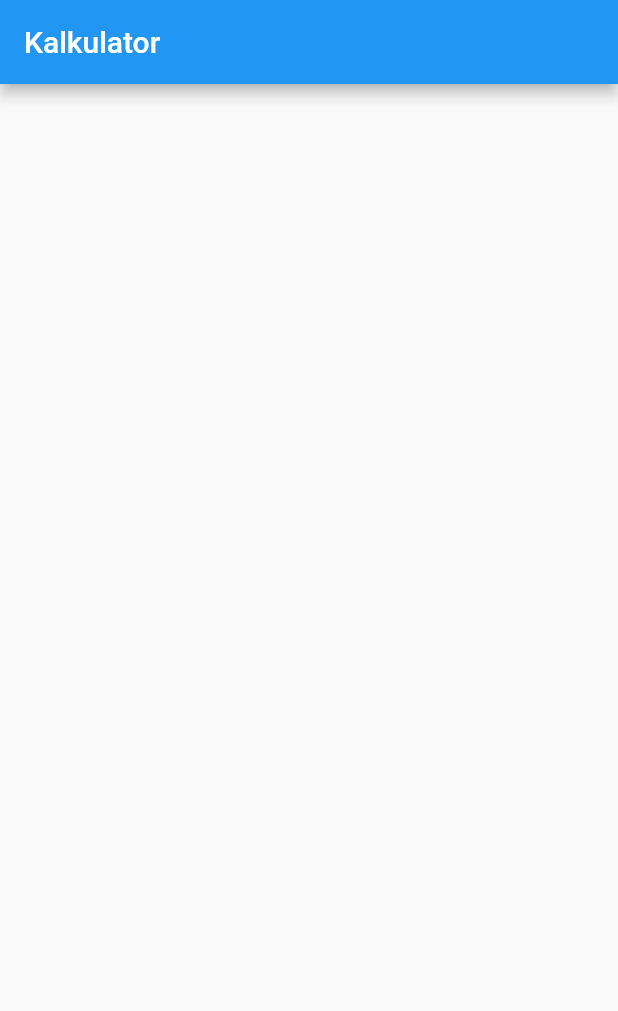
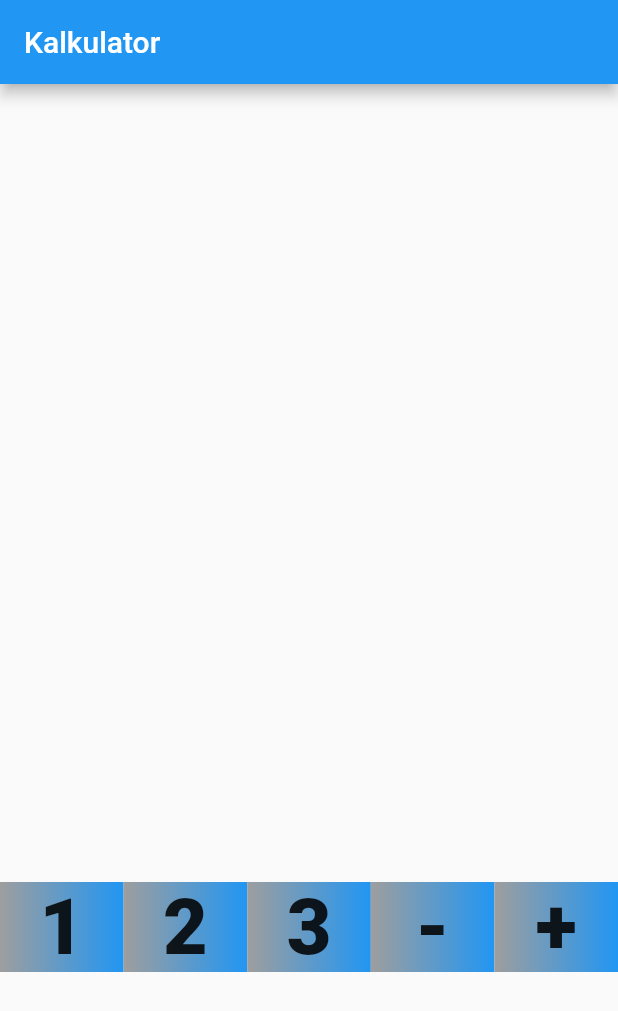
Before and after one commit to GrzesS0/Calculator, a Flutter app: the screen it shows after launch, on a phone screen of 412 x 824 dp. Shown: the top 1011 px of the screen. Run offline on Flutter 3.47's test engine with Material 2 defaults, Android fonts, the phone set to English and light mode, and no system bars.

Commit message:
Create button

```diff
--- a/lib/main.dart
+++ b/lib/main.dart
@@ -20,6 +20,36 @@ class MyApp extends StatelessWidget {
   }
 }
 
+class MyButton extends StatefulWidget {
+  const MyButton({Key? key, required this.znak}) : super(key: key);
+  final String znak;
+
+  @override
+  State<MyButton> createState() => _MyButtonState();
+}
+
+class _MyButtonState extends State<MyButton> {
+  @override
+  Widget build(BuildContext context) {
+    return InkWell(
+      splashColor: Colors.red,
+      child: Container(
+          width: MediaQuery.of(context).size.width / 5,
+          decoration: BoxDecoration(
+            gradient: LinearGradient(colors: [Colors.grey, Colors.blue]),
+          ),
+          child: Text(
+            widget.znak,
+            textAlign: TextAlign.center,
+            style: TextStyle(
+                fontSize: MediaQuery.of(context).size.width / 8,
+                fontWeight: FontWeight.w800),
+          )),
+      onTap: () {},
+    );
+  }
+}
+
 class MyHomePage extends StatefulWidget {
   const MyHomePage({Key? key, required this.title}) : super(key: key);
 
@@ -30,25 +60,31 @@ class MyHomePage extends StatefulWidget {
 }
 
 class _MyHomePageState extends State<MyHomePage> {
-  String tekst="";
+  String tekst = "";
+
   @override
   Widget build(BuildContext context) {
-
     return Scaffold(
       appBar: AppBar(
-
         title: Text(widget.title),
       ),
       body: Center(
-
         child: Column(
           mainAxisAlignment: MainAxisAlignment.center,
           children: <Widget>[
             Expanded(child: Text(tekst)),
             SizedBox(
-              height: MediaQuery.of(context).size.width,
-              width: MediaQuery.of(context).size.width,
-            )
+                height: MediaQuery.of(context).size.width,
+                width: MediaQuery.of(context).size.width,
+                child: Row(
+                  children: [
+                    MyButton(znak: "1"),
+                    MyButton(znak: "2"),
+                    MyButton(znak: "3"),
+                    MyButton(znak: "-"),
+                    MyButton(znak: "+"),
+                  ],
+                ))
           ],
         ),
       ), // This trailing comma makes auto-formatting nicer for build methods.
```
